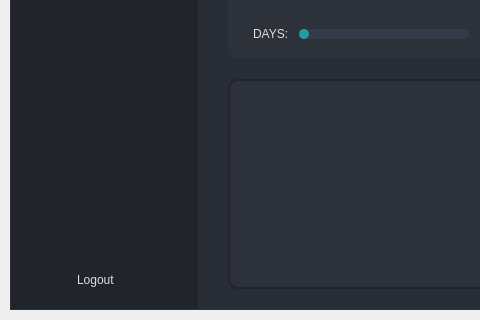
Old version of the form admin/ui_files/main.ui in the repository CRYPTIC-THESIS/soft-eng-cryptic; both pictures show x 0 to 480 and y 420 to 740 of the 1300 by 740 pixel window.
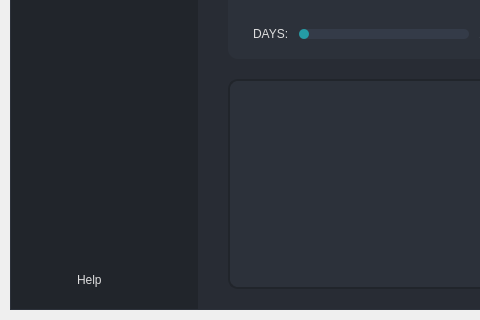
New version of the form. Icons and pictures are not drawn.

Commit message: added help button

What changed in the file:
```diff
--- a/admin/ui_files/main.ui
+++ b/admin/ui_files/main.ui
@@ -847,7 +847,7 @@
                    <string notr="true">background-image: url(:/icons/images/icons/logout-icon.png);</string>
                   </property>
                   <property name="text">
-                   <string>Logout</string>
+                   <string>Help</string>
                   </property>
                  </widget>
                 </item>
```
Left out of the diff: 2 changed lines with no effect on the pictures. The commit also changes 5 other files.
